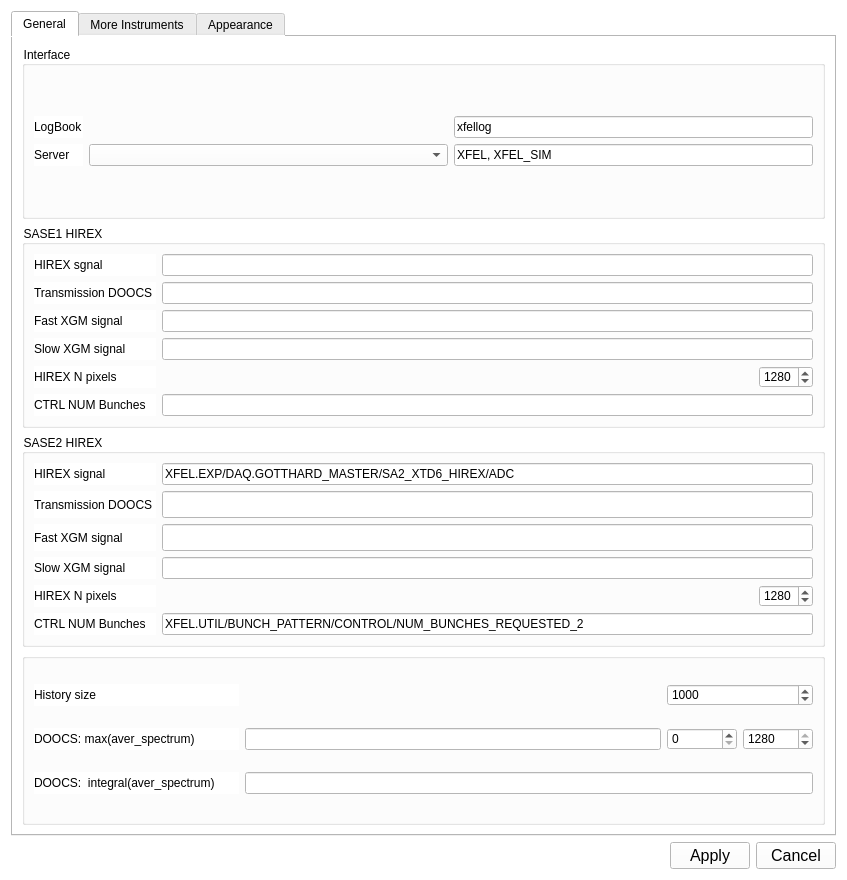
This is gui/UISettings.ui in sergey-tomin/pyhirex as Qt 5 draws it before an edit. The edited form follows.
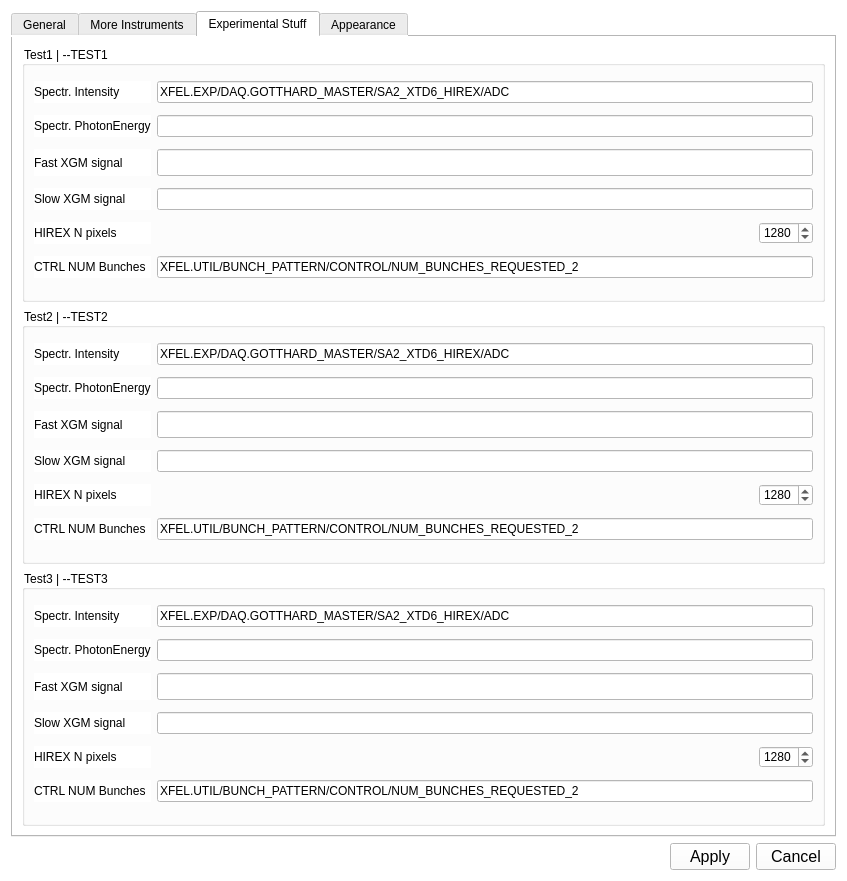
This is the edited form. The open tabs and pages were chosen to show the change.

Commit message: added test devices for crazy stuff

```diff
--- a/gui/UISettings.ui
+++ b/gui/UISettings.ui
@@ -7,7 +7,7 @@
     <x>0</x>
     <y>0</y>
     <width>847</width>
-    <height>880</height>
+    <height>881</height>
    </rect>
   </property>
   <property name="minimumSize">
@@ -943,6 +943,412 @@
        </item>
       </layout>
      </widget>
+     <widget class="QWidget" name="tab_3">
+      <attribute name="title">
+       <string>Experimental Stuff</string>
+      </attribute>
+      <layout class="QGridLayout" name="gridLayout_18">
+       <item row="0" column="0">
+        <widget class="QGroupBox" name="groupBox_8">
+         <property name="enabled">
+          <bool>true</bool>
+         </property>
+         <property name="sizePolicy">
+          <sizepolicy hsizetype="Minimum" vsizetype="Minimum">
+           <horstretch>0</horstretch>
+           <verstretch>0</verstretch>
+          </sizepolicy>
+         </property>
+         <property name="minimumSize">
+          <size>
+           <width>0</width>
+           <height>0</height>
+          </size>
+         </property>
+         <property name="maximumSize">
+          <size>
+           <width>16777215</width>
+           <height>16777215</height>
+          </size>
+         </property>
+         <property name="title">
+          <string>Test1 | --TEST1</string>
+         </property>
+         <layout class="QGridLayout" name="gridLayout_15">
+          <item row="6" column="1">
+           <spacer name="horizontalSpacer_8">
+            <property name="orientation">
+             <enum>Qt::Horizontal</enum>
+            </property>
+            <property name="sizeHint" stdset="0">
+             <size>
+              <width>40</width>
+              <height>20</height>
+             </size>
+            </property>
+           </spacer>
+          </item>
+          <item row="6" column="0">
+           <widget class="QLabel" name="label_41">
+            <property name="text">
+             <string>HIREX N pixels</string>
+            </property>
+           </widget>
+          </item>
+          <item row="4" column="0">
+           <widget class="QLabel" name="label_40">
+            <property name="text">
+             <string>Fast XGM signal</string>
+            </property>
+           </widget>
+          </item>
+          <item row="6" column="2">
+           <widget class="QSpinBox" name="sb_hrx_npx_sa3_scs_2">
+            <property name="locale">
+             <locale language="English" country="UnitedStates"/>
+            </property>
+            <property name="minimum">
+             <number>10</number>
+            </property>
+            <property name="maximum">
+             <number>5000</number>
+            </property>
+            <property name="value">
+             <number>1280</number>
+            </property>
+           </widget>
+          </item>
+          <item row="7" column="0">
+           <widget class="QLabel" name="label_42">
+            <property name="text">
+             <string>CTRL NUM Bunches</string>
+            </property>
+           </widget>
+          </item>
+          <item row="7" column="1" colspan="2">
+           <widget class="QLineEdit" name="le_ctrl_num_bunch_sa3_scs_2">
+            <property name="locale">
+             <locale language="English" country="UnitedStates"/>
+            </property>
+            <property name="text">
+             <string>XFEL.UTIL/BUNCH_PATTERN/CONTROL/NUM_BUNCHES_REQUESTED_2</string>
+            </property>
+           </widget>
+          </item>
+          <item row="2" column="1" colspan="2">
+           <widget class="QLineEdit" name="le_hirex_ch_sa3_scs_2">
+            <property name="text">
+             <string>XFEL.EXP/DAQ.GOTTHARD_MASTER/SA2_XTD6_HIREX/ADC</string>
+            </property>
+           </widget>
+          </item>
+          <item row="2" column="0">
+           <widget class="QLabel" name="label_43">
+            <property name="text">
+             <string>Spectr. Intensity</string>
+            </property>
+           </widget>
+          </item>
+          <item row="5" column="0">
+           <widget class="QLabel" name="label_45">
+            <property name="text">
+             <string>Slow XGM signal</string>
+            </property>
+           </widget>
+          </item>
+          <item row="4" column="1" colspan="2">
+           <widget class="QLineEdit" name="le_fast_xgm_sa3_scs_2">
+            <property name="font">
+             <font>
+              <pointsize>12</pointsize>
+             </font>
+            </property>
+           </widget>
+          </item>
+          <item row="5" column="1" colspan="2">
+           <widget class="QLineEdit" name="le_slow_xgm_sa3_scs_2"/>
+          </item>
+          <item row="3" column="0">
+           <widget class="QLabel" name="label_46">
+            <property name="text">
+             <string>Spectr. PhotonEnergy</string>
+            </property>
+           </widget>
+          </item>
+          <item row="3" column="1" colspan="2">
+           <widget class="QLineEdit" name="le_ph_energy_sa3_scs_2"/>
+          </item>
+         </layout>
+        </widget>
+       </item>
+       <item row="1" column="0">
+        <widget class="QGroupBox" name="groupBox_9">
+         <property name="enabled">
+          <bool>true</bool>
+         </property>
+         <property name="sizePolicy">
+          <sizepolicy hsizetype="Minimum" vsizetype="Minimum">
+           <horstretch>0</horstretch>
+           <verstretch>0</verstretch>
+          </sizepolicy>
+         </property>
+         <property name="minimumSize">
+          <size>
+           <width>0</width>
+           <height>0</height>
+          </size>
+         </property>
+         <property name="maximumSize">
+          <size>
+           <width>16777215</width>
+           <height>16777215</height>
+          </size>
+         </property>
+         <property name="title">
+          <string>Test2 | --TEST2</string>
+         </property>
+         <layout class="QGridLayout" name="gridLayout_16">
+          <item row="5" column="0">
+           <widget class="QLabel" name="label_52">
+            <property name="text">
+             <string>Slow XGM signal</string>
+            </property>
+           </widget>
+          </item>
+          <item row="2" column="0">
+           <widget class="QLabel" name="label_50">
+            <property name="text">
+             <string>Spectr. Intensity</string>
+            </property>
+           </widget>
+          </item>
+          <item row="6" column="1">
+           <spacer name="horizontalSpacer_9">
+            <property name="orientation">
+             <enum>Qt::Horizontal</enum>
+            </property>
+            <property name="sizeHint" stdset="0">
+             <size>
+              <width>40</width>
+              <height>20</height>
+             </size>
+            </property>
+           </spacer>
+          </item>
+          <item row="4" column="0">
+           <widget class="QLabel" name="label_47">
+            <property name="text">
+             <string>Fast XGM signal</string>
+            </property>
+           </widget>
+          </item>
+          <item row="2" column="1" colspan="2">
+           <widget class="QLineEdit" name="le_hirex_ch_sa3_scs_3">
+            <property name="text">
+             <string>XFEL.EXP/DAQ.GOTTHARD_MASTER/SA2_XTD6_HIREX/ADC</string>
+            </property>
+           </widget>
+          </item>
+          <item row="7" column="1" colspan="2">
+           <widget class="QLineEdit" name="le_ctrl_num_bunch_sa3_scs_3">
+            <property name="locale">
+             <locale language="English" country="UnitedStates"/>
+            </property>
+            <property name="text">
+             <string>XFEL.UTIL/BUNCH_PATTERN/CONTROL/NUM_BUNCHES_REQUESTED_2</string>
+            </property>
+           </widget>
+          </item>
+          <item row="7" column="0">
+           <widget class="QLabel" name="label_49">
+            <property name="text">
+             <string>CTRL NUM Bunches</string>
+            </property>
+           </widget>
+          </item>
+          <item row="6" column="2">
+           <widget class="QSpinBox" name="sb_hrx_npx_sa3_scs_3">
+            <property name="locale">
+             <locale language="English" country="UnitedStates"/>
+            </property>
+            <property name="minimum">
+             <number>10</number>
+            </property>
+            <property name="maximum">
+             <number>5000</number>
+            </property>
+            <property name="value">
+             <number>1280</number>
+            </property>
+           </widget>
+          </item>
+          <item row="6" column="0">
+           <widget class="QLabel" name="label_48">
+            <property name="text">
+             <string>HIREX N pixels</string>
+            </property>
+           </widget>
+          </item>
+          <item row="4" column="1" colspan="2">
+           <widget class="QLineEdit" name="le_fast_xgm_sa3_scs_3">
+            <property name="font">
+             <font>
+              <pointsize>12</pointsize>
+             </font>
+            </property>
+           </widget>
+          </item>
+          <item row="5" column="1" colspan="2">
+           <widget class="QLineEdit" name="le_slow_xgm_sa3_scs_3"/>
+          </item>
+          <item row="3" column="0">
+           <widget class="QLabel" name="label_53">
+            <property name="text">
+             <string>Spectr. PhotonEnergy</string>
+            </property>
+           </widget>
+          </item>
+          <item row="3" column="1" colspan="2">
+           <widget class="QLineEdit" name="le_ph_energy_sa3_scs_3"/>
+          </item>
+         </layout>
+        </widget>
+       </item>
+       <item row="2" column="0">
+        <widget class="QGroupBox" name="groupBox_10">
+         <property name="enabled">
+          <bool>true</bool>
+         </property>
+         <property name="sizePolicy">
+          <sizepolicy hsizetype="Minimum" vsizetype="Minimum">
+           <horstretch>0</horstretch>
+           <verstretch>0</verstretch>
+          </sizepolicy>
+         </property>
+         <property name="minimumSize">
+          <size>
+           <width>0</width>
+           <height>0</height>
+          </size>
+         </property>
+         <property name="maximumSize">
+          <size>
+           <width>16777215</width>
+           <height>16777215</height>
+          </size>
+         </property>
+         <property name="title">
+          <string>Test3 | --TEST3</string>
+         </property>
+         <layout class="QGridLayout" name="gridLayout_17">
+          <item row="4" column="0">
+           <widget class="QLabel" name="label_54">
+            <property name="text">
+             <string>Fast XGM signal</string>
+            </property>
+           </widget>
+          </item>
+          <item row="5" column="1" colspan="2">
+           <widget class="QLineEdit" name="le_slow_xgm_sa3_scs_4"/>
+          </item>
+          <item row="2" column="1" colspan="2">
+           <widget class="QLineEdit" name="le_hirex_ch_sa3_scs_4">
+            <property name="text">
+             <string>XFEL.EXP/DAQ.GOTTHARD_MASTER/SA2_XTD6_HIREX/ADC</string>
+            </property>
+           </widget>
+          </item>
+          <item row="7" column="1" colspan="2">
+           <widget class="QLineEdit" name="le_ctrl_num_bunch_sa3_scs_4">
+            <property name="locale">
+             <locale language="English" country="UnitedStates"/>
+            </property>
+            <property name="text">
+             <string>XFEL.UTIL/BUNCH_PATTERN/CONTROL/NUM_BUNCHES_REQUESTED_2</string>
+            </property>
+           </widget>
+          </item>
+          <item row="7" column="0">
+           <widget class="QLabel" name="label_56">
+            <property name="text">
+             <string>CTRL NUM Bunches</string>
+            </property>
+           </widget>
+          </item>
+          <item row="6" column="2">
+           <widget class="QSpinBox" name="sb_hrx_npx_sa3_scs_4">
+            <property name="locale">
+             <locale language="English" country="UnitedStates"/>
+            </property>
+            <property name="minimum">
+             <number>10</number>
+            </property>
+            <property name="maximum">
+             <number>5000</number>
+            </property>
+            <property name="value">
+             <number>1280</number>
+            </property>
+           </widget>
+          </item>
+          <item row="6" column="0">
+           <widget class="QLabel" name="label_55">
+            <property name="text">
+             <string>HIREX N pixels</string>
+            </property>
+           </widget>
+          </item>
+          <item row="6" column="1">
+           <spacer name="horizontalSpacer_10">
+            <property name="orientation">
+             <enum>Qt::Horizontal</enum>
+            </property>
+            <property name="sizeHint" stdset="0">
+             <size>
+              <width>40</width>
+              <height>20</height>
+             </size>
+            </property>
+           </spacer>
+          </item>
+          <item row="2" column="0">
+           <widget class="QLabel" name="label_57">
+            <property name="text">
+             <string>Spectr. Intensity</string>
+            </property>
+           </widget>
+          </item>
+          <item row="5" column="0">
+           <widget class="QLabel" name="label_59">
+            <property name="text">
+             <string>Slow XGM signal</string>
+            </property>
+           </widget>
+          </item>
+          <item row="4" column="1" colspan="2">
+           <widget class="QLineEdit" name="le_fast_xgm_sa3_scs_4">
+            <property name="font">
+             <font>
+              <pointsize>12</pointsize>
+             </font>
+            </property>
+           </widget>
+          </item>
+          <item row="3" column="0">
+           <widget class="QLabel" name="label_60">
+            <property name="text">
+             <string>Spectr. PhotonEnergy</string>
+            </property>
+           </widget>
+          </item>
+          <item row="3" column="1" colspan="2">
+           <widget class="QLineEdit" name="le_ph_energy_sa3_scs_4"/>
+          </item>
+         </layout>
+        </widget>
+       </item>
+      </layout>
+     </widget>
      <widget class="QWidget" name="tab_5">
       <attribute name="title">
        <string>Appearance</string>
```
The commit also changes 3 other files.
